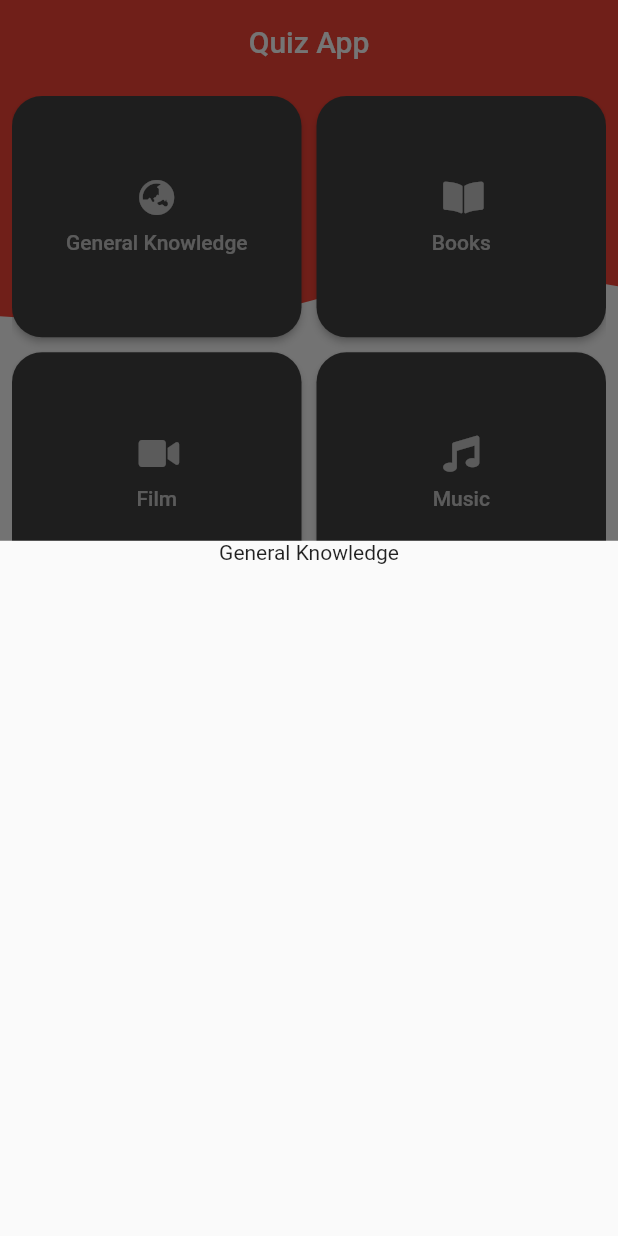
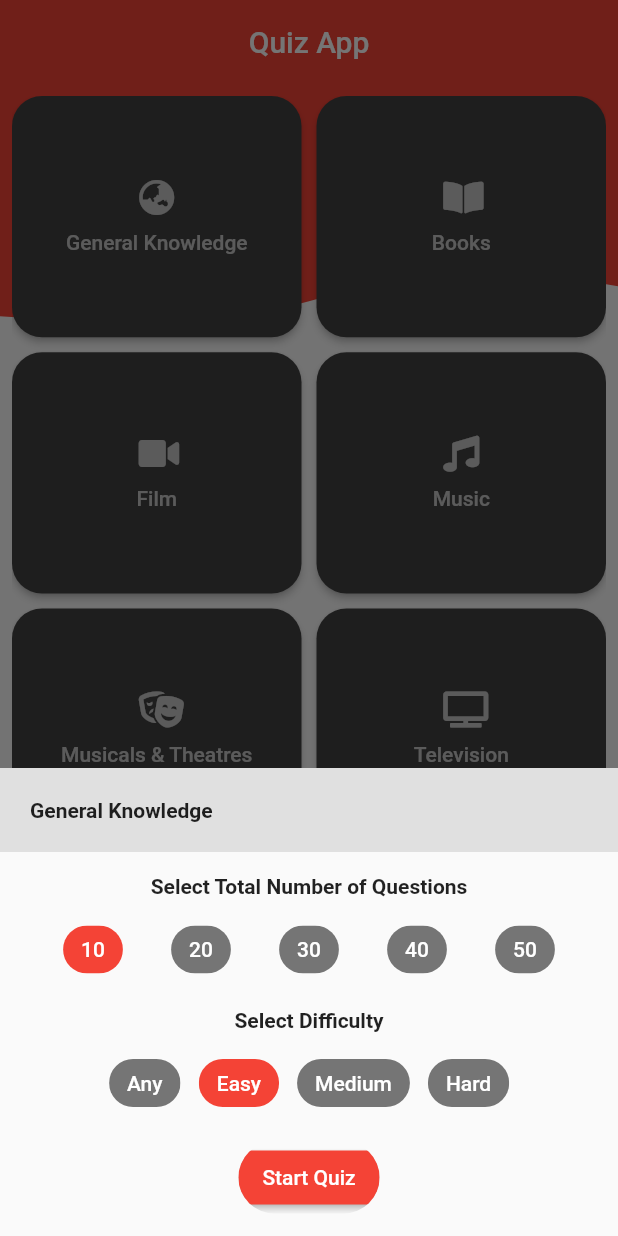
Before and after one commit to shaurya2703/quizApp, a Flutter app: the screen it shows after launch, after a tap on "General Knowledge", on a phone screen of 412 x 824 dp. Run offline on Flutter 3.47's test engine with Material 2 defaults, Android fonts, the phone set to English and light mode, and no system bars; our stand-ins replace flutter_custom_clippers, font_awesome_flutter.

Commit message:
added bottomsheet

```diff
--- /dev/null
+++ b/lib/Widgets/bottomsheet.dart
@@ -0,0 +1,238 @@
+import 'package:flutter/material.dart';
+import 'package:flutter/cupertino.dart';
+import 'package:quizApp/models/categories.dart';
+import 'package:quizApp/ui/pages/quiz_page.dart';
+
+class MyBottomSheet extends StatefulWidget {
+  final Category category;
+
+  MyBottomSheet({Key key, @required this.category}) : super(key: key);
+
+  @override
+  _MyBottomSheetState createState() => _MyBottomSheetState();
+}
+
+class _MyBottomSheetState extends State<MyBottomSheet> {
+  int _noOfQuestions;
+  String _difficulty;
+  bool processing;
+
+  @override
+  void initState() {
+    super.initState();
+    _noOfQuestions = 10;
+    _difficulty = "easy";
+    processing = false;
+  }
+
+  @override
+  Widget build(BuildContext context) {
+    return SingleChildScrollView(
+      child: Column(
+        // mainAxisAlignment: MainAxisAlignment.start,
+        children: <Widget>[
+          Container(
+              width: double.maxFinite,
+              padding: EdgeInsets.all(20.0),
+              color: Colors.grey.shade300,
+              child: Text(
+                widget.category.name,
+                style: TextStyle(fontWeight: FontWeight.bold),
+              )),
+          SizedBox(
+            height: 15.0,
+          ),
+          Text('Select Total Number of Questions',
+              style: TextStyle(fontWeight: FontWeight.bold)),
+          SizedBox(
+            height: 10.0,
+          ),
+          Wrap(
+            alignment: WrapAlignment.center,
+            runAlignment: WrapAlignment.center,
+            spacing: 12.0, // gap between adjacent chips
+            runSpacing: 12.0, // gap between lines
+            children: <Widget>[
+              ChoiceChip(
+                selected: false,
+                label: Text('10'),
+                labelStyle: TextStyle(color: Colors.white),
+                backgroundColor: _noOfQuestions == 10
+                    ? Colors.red.shade500
+                    : Colors.grey.shade600,
+                onSelected: (bool selected) {
+                  setState(() {
+                    _noOfQuestions = 10;
+                  });
+                },
+              ),
+              SizedBox(
+                width: 0.0,
+              ),
+              ChoiceChip(
+                selected: false,
+                label: Text('20'),
+                labelStyle: TextStyle(color: Colors.white),
+                backgroundColor: _noOfQuestions == 20
+                    ? Colors.red.shade500
+                    : Colors.grey.shade600,
+                onSelected: (bool selected) {
+                  setState(() {
+                    _noOfQuestions = 20;
+                  });
+                },
+              ),
+              SizedBox(
+                width: 0.0,
+              ),
+              ChoiceChip(
+                selected: false,
+                label: Text('30'),
+                labelStyle: TextStyle(color: Colors.white),
+                backgroundColor: _noOfQuestions == 30
+                    ? Colors.red.shade500
+                    : Colors.grey.shade600,
+                onSelected: (bool selected) {
+                  setState(() {
+                    _noOfQuestions = 30;
+                  });
+                },
+              ),
+              SizedBox(
+                width: 0.0,
+              ),
+              ChoiceChip(
+                selected: false,
+                label: Text('40'),
+                labelStyle: TextStyle(color: Colors.white),
+                backgroundColor: _noOfQuestions == 40
+                    ? Colors.red.shade500
+                    : Colors.grey.shade600,
+                onSelected: (bool selected) {
+                  setState(() {
+                    _noOfQuestions = 40;
+                  });
+                },
+              ),
+              SizedBox(
+                width: 0.0,
+              ),
+              ChoiceChip(
+                selected: false,
+                label: Text('50'),
+                labelStyle: TextStyle(color: Colors.white),
+                backgroundColor: _noOfQuestions == 50
+                    ? Colors.red.shade500
+                    : Colors.grey.shade600,
+                onSelected: (bool selected) {
+                  setState(() {
+                    _noOfQuestions = 50;
+                  });
+                },
+              ),
+            ],
+          ),
+          SizedBox(
+            height: 15.0,
+          ),
+          Text('Select Difficulty',
+              style: TextStyle(fontWeight: FontWeight.bold)),
+          SizedBox(
+            height: 10.0,
+          ),
+          Wrap(
+            alignment: WrapAlignment.center,
+            runAlignment: WrapAlignment.center,
+            spacing: 12.0, // gap between adjacent chips
+            runSpacing: 12.0, // gap between lines
+            children: [
+              ChoiceChip(
+                selected: false,
+                label: Text('Any'),
+                labelStyle: TextStyle(color: Colors.white),
+                backgroundColor: _difficulty == null
+                    ? Colors.red.shade500
+                    : Colors.grey.shade600,
+                onSelected: (bool selected) {
+                  setState(() {
+                    _difficulty = null;
+                  });
+                },
+              ),
+              ChoiceChip(
+                selected: false,
+                label: Text('Easy'),
+                labelStyle: TextStyle(color: Colors.white),
+                backgroundColor: _difficulty == "easy"
+                    ? Colors.red.shade500
+                    : Colors.grey.shade600,
+                onSelected: (bool selected) {
+                  setState(() {
+                    _difficulty = "easy";
+                  });
+                },
+              ),
+              ChoiceChip(
+                selected: false,
+                label: Text('Medium'),
+                labelStyle: TextStyle(color: Colors.white),
+                backgroundColor: _difficulty == "medium"
+                    ? Colors.red.shade500
+                    : Colors.grey.shade600,
+                onSelected: (bool selected) {
+                  setState(() {
+                    _difficulty = "medium";
+                  });
+                },
+              ),
+              ChoiceChip(
+                selected: false,
+                label: Text('Hard'),
+                labelStyle: TextStyle(color: Colors.white),
+                backgroundColor: _difficulty == "hard"
+                    ? Colors.red.shade500
+                    : Colors.grey.shade600,
+                onSelected: (bool selected) {
+                  setState(() {
+                    _difficulty = "hard";
+                  });
+                },
+              ),
+            ],
+          ),
+          SizedBox(
+            height: 15.0,
+          ),
+          processing
+              ? CircularProgressIndicator()
+              : ClipRRect(
+                  borderRadius: BorderRadius.circular(40),
+                  child: RaisedButton(
+                    textColor: Colors.white,
+                    color: Colors.red.shade500,
+                    onPressed: _startQuiz,
+                    child: Text("Start Quiz"),
+                  ),
+                ),
+          SizedBox(
+            height: 15.0,
+          ),
+        ],
+      ),
+    );
+  }
+
+  void _startQuiz() async {
+    setState(() {
+      processing = true;
+    });
+    Navigator.push(
+        context,
+        MaterialPageRoute(
+          builder: (context) => QuizPage(),
+        ));
+    setState(() {
+      processing = false;
+    });
+  }
+}
--- a/lib/ui/pages/home.dart
+++ b/lib/ui/pages/home.dart
@@ -1,5 +1,6 @@
 import 'package:flutter/material.dart';
 import 'package:flutter_custom_clippers/flutter_custom_clippers.dart';
+import 'package:quizApp/Widgets/bottomsheet.dart';
 import 'package:quizApp/models/categories.dart';
 
 class HomePage extends StatefulWidget {
@@ -68,9 +69,8 @@ Widget _buildCategoryItem(BuildContext context, int index) {
 void _categoryPressed(BuildContext context, Category category) {
   showModalBottomSheet(
       context: context,
-      builder: (context) {
-        return Column(
-          children: <Widget>[Text(category.name)],
-        );
-      });
+      builder: (context) => BottomSheet(
+            builder: (context) => MyBottomSheet(category: category),
+            onClosing: () {},
+          ));
 }
--- /dev/null
+++ b/lib/ui/pages/quiz_page.dart
@@ -0,0 +1,24 @@
+import 'package:flutter/material.dart';
+import 'package:quizApp/models/categories.dart';
+
+class QuizPage extends StatefulWidget {
+  final Category category;
+  final int noOfQuestions;
+  final String difficulty;
+
+  QuizPage({
+    Key key,
+    this.noOfQuestions,
+    this.difficulty,
+    this.category,
+  }) : super(key: key);
+  @override
+  _QuizPageState createState() => _QuizPageState();
+}
+
+class _QuizPageState extends State<QuizPage> {
+  @override
+  Widget build(BuildContext context) {
+    return Container();
+  }
+}
```
Also changed, not shown: pubspec.lock, 1 other file.
